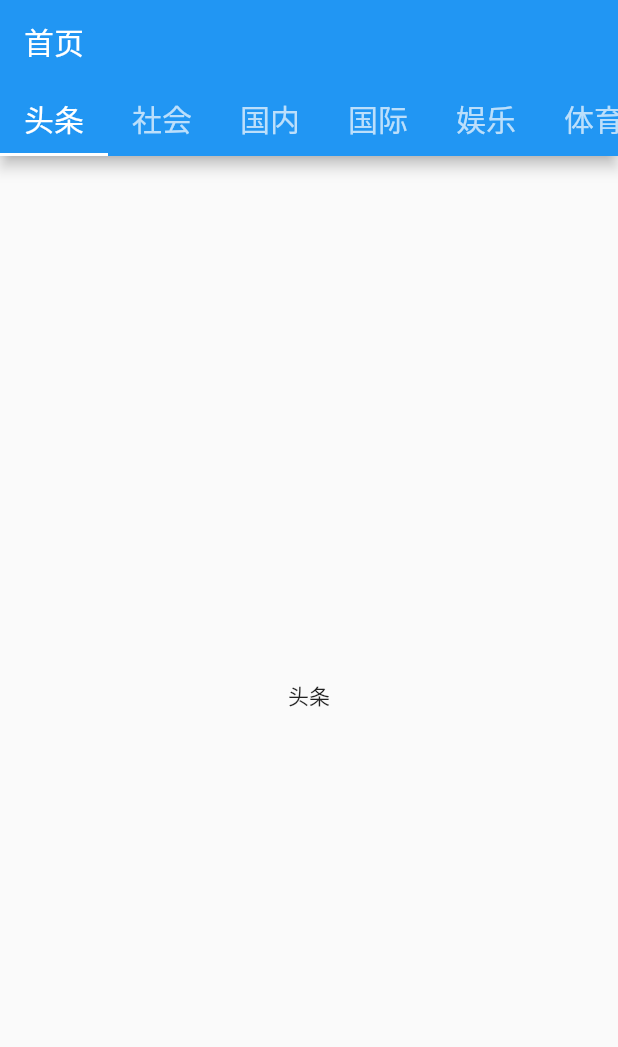
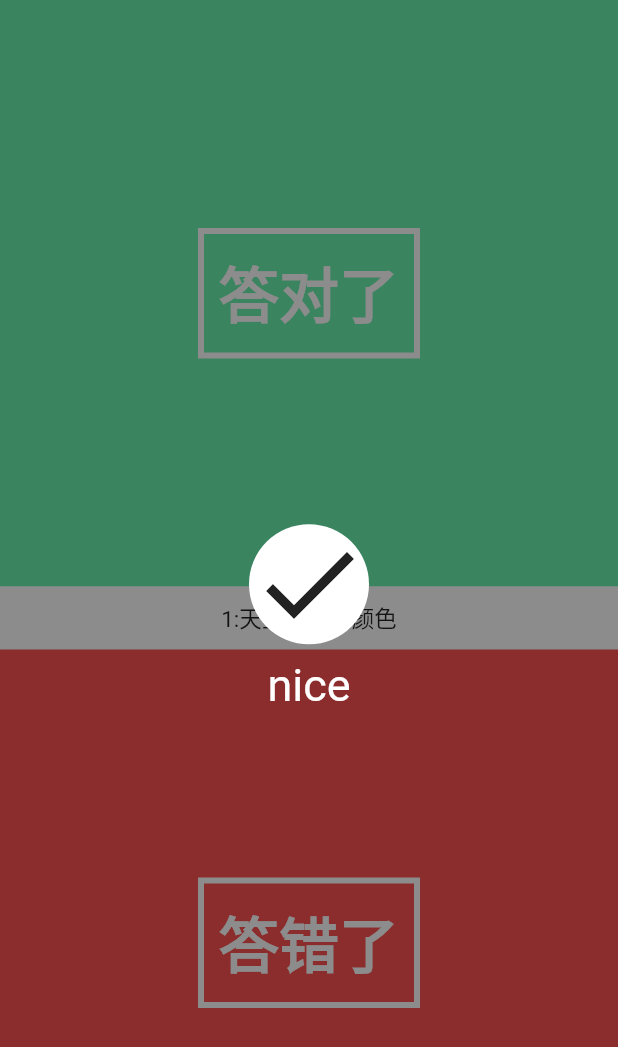
Before and after one commit to shiliangL/Flutter-Cat, a Flutter app: the screen it shows after launch, on a phone screen of 412 x 824 dp. Shown: the top 1047 px of the screen. Run offline on Flutter 3.47's test engine with Material 2 defaults, Android fonts, the phone set to English and light mode, and no system bars.

Commit message:
提交界面和一些组件逻辑

```diff
--- a/lib/main.dart
+++ b/lib/main.dart
@@ -1,7 +1,11 @@
 import 'package:flutter/material.dart';
-import 'package:flutter_cat/views/home_page.dart';
+import 'package:flutter_cat/views/landing_page.dart';
+import 'package:flutter_cat/views/quiz_page.dart';
 
-void main() => runApp(new MyApp());
+void main() => runApp(new MaterialApp(
+  // home: new LandingPage()
+  home: new QuizPage()
+));
 
 // import 'package:flutter/material.dart';
 // import 'package:flutter_cat/views/home_page.dart';
--- /dev/null
+++ b/lib/ui/answers_button.dart
@@ -0,0 +1,35 @@
+import 'package:flutter/material.dart';
+
+class AnswersButton extends StatelessWidget {
+  final bool _anwser;
+  final VoidCallback _onTap;
+  AnswersButton(this._anwser, this._onTap);
+  @override
+  Widget build(BuildContext context) {
+    return new Expanded(
+      child: new Material(
+      color: _anwser ? Colors.greenAccent : Colors.redAccent,
+      child: new InkWell(
+          onTap: () => _onTap(),
+          child: new Center(
+              child: new Container(
+                  decoration: new BoxDecoration(
+                    border: new Border.all(
+                      color:Colors.white,
+                      width: 4.0
+                    )
+                  ),
+                  padding: new EdgeInsets.all(10.0),
+                  child: new Text(_anwser ? '答对了' : '答错了',
+                      style: new TextStyle(
+                        color: Colors.white,
+                        fontSize: 40.0,
+                        fontWeight: FontWeight.bold,
+                      )
+                  )
+              )
+          )
+      ),
+    ));
+  }
+}
--- /dev/null
+++ b/lib/ui/correct_wrong_overLay.dart
@@ -0,0 +1,57 @@
+import 'dart:math';
+import 'package:flutter/material.dart';
+
+class CorrectWrongOverLay extends StatefulWidget{
+
+  final bool _isCorrect;
+  CorrectWrongOverLay(this._isCorrect);
+
+  @override
+  State<StatefulWidget> createState() {
+      // TODO: implement createState
+      return new CorrectWrongOverLayState();
+    }
+}
+
+class CorrectWrongOverLayState extends State<CorrectWrongOverLay>  with SingleTickerProviderStateMixin{
+
+  Animation<double> _iconAnimation;
+  AnimationController _iconAnimationController;
+
+  @override
+  void initState(){
+    super.initState();
+    _iconAnimationController = new AnimationController(duration: new Duration(seconds: 1),vsync: this);
+    _iconAnimation =  new CurvedAnimation(parent: _iconAnimationController, curve: Curves.easeInOut);
+    _iconAnimation.addListener(()=> this.setState((){}));
+    _iconAnimationController.forward();
+  }
+
+  @override
+  Widget build(BuildContext context){
+    return new Material(
+      color: Colors.black45,
+      child: new InkWell(
+        child: new Column(
+          mainAxisAlignment: MainAxisAlignment.center,
+          children: <Widget>[
+            new Container(
+              decoration: new BoxDecoration(
+                color:Colors.white,
+                shape: BoxShape.circle
+              ),
+              child: new Transform.rotate(
+                angle: _iconAnimation.value * 2 * pi,
+                child: new Icon(widget._isCorrect ? Icons.done: Icons.clear, size: _iconAnimation.value * 80.0,),
+              )
+            ),
+            new Padding(
+              padding: new EdgeInsets.only(bottom:10.0),
+            ),
+            new Text(widget._isCorrect ? 'nice': 'keep try',style: new TextStyle(color:Colors.white,fontSize: 30.0),)
+          ],
+        )
+      ),
+    );
+  }
+}
--- /dev/null
+++ b/lib/ui/question_text.dart
@@ -0,0 +1,44 @@
+import 'package:flutter/material.dart';
+
+class QuestionText extends StatefulWidget {
+
+  final String _question;
+  final int _questionNumber;
+  QuestionText(this._question,this._questionNumber);
+
+  @override
+  State<StatefulWidget> createState() {
+    // TODO: implement createState
+    return new QuestionTextState();
+  }
+}
+
+class QuestionTextState extends State<QuestionText> with TickerProviderStateMixin {
+
+  Animation<double> _fontSizeAnimation;
+  AnimationController _fontSizeAnimationController;
+
+  @override
+  void initState(){
+    super.initState();
+    _fontSizeAnimationController = new AnimationController(duration: new Duration(milliseconds: 600),vsync: this);
+    _fontSizeAnimation =  new CurvedAnimation(parent: _fontSizeAnimationController, curve: Curves.bounceInOut);
+    _fontSizeAnimation.addListener(()=> this.setState((){}));
+    _fontSizeAnimationController.forward();
+  }
+
+  @override
+  Widget build(BuildContext context) {
+    return new Material(
+      color: Colors.white,
+      child: new Padding(
+        padding: new EdgeInsets.symmetric(vertical: 10.0),
+        child: new Center(child: new Text(widget._questionNumber.toString() +':'+widget._question,
+          style: new TextStyle(
+            fontSize:_fontSizeAnimation.value*15
+          ),
+        )),
+      ),
+    );
+  }
+}
--- a/lib/util/app_title.dart
+++ /dev/null
@@ -1,17 +0,0 @@
-class AppTitle {
-  static const PAGE_TITLE = '首页';
-
-  static const TAB_TOP_CN = '头条';
-  static const TAB_SH_CN = '社会';
-  static const TAB_GN_CN = '国内';
-  static const TAB_GJ_CN = '国际';
-  static const TAB_YL_CN = '娱乐';
-  static const TAB_TY_CN = '体育';
-  static const TAB_JS_CN = '军事';
-  static const TAB_KJ_CN = '科技';
-  static const TAB_CJ_CN = '财经';
-  static const TAB_SS_CN = '时尚';
-  static const REFRESH = '加载失败，点击刷新';
-  static const LOADMORE = '加载更多';
-  static const NO_MORE = '没有更多';
-}
--- /dev/null
+++ b/lib/util/quesstion.dart
@@ -0,0 +1,6 @@
+class Question {
+  String question;
+  bool answer;
+
+  Question(this.answer , this.question);
+}
--- /dev/null
+++ b/lib/util/quiz.dart
@@ -0,0 +1,25 @@
+import 'package:flutter_cat/util/quesstion.dart';
+class Quiz {
+  List<Question> _questions;
+  int _currentQuestionIndex = -1;
+  int _score = 0;
+
+  Quiz(this._questions){
+    _questions.shuffle();
+  }
+
+  int get score => _score;
+  int get length => _questions.length;
+  int get questionsNumbers => _currentQuestionIndex+1;
+  List get questions => _questions;
+
+  Question get nextQuestion{
+    _currentQuestionIndex++;
+    if (_currentQuestionIndex> length) return null;
+    return _questions[_currentQuestionIndex];
+  }
+
+  void anwser( bool isCorrect){
+    if (isCorrect) _score++;
+  }
+}
--- a/lib/views/home_page.dart
+++ /dev/null
@@ -1,117 +0,0 @@
-import 'package:flutter/material.dart';
-import 'package:flutter_cat/util/app_title.dart';
-
-class MyApp extends StatelessWidget {
-  @override
-  Widget build(BuildContext context){
-    return new MaterialApp(
-      title: 'my App',
-      theme: new ThemeData(
-        primarySwatch: Colors.blue
-      ),
-      home: new HomePage(title:AppTitle.PAGE_TITLE),
-    );
-  }
-}
-
-class HomePage extends StatefulWidget {
-  HomePage({Key key, this.title}) : super(key:key);
-  final String title;
-  @override
-  _HomePageState createState()=> new _HomePageState();
-}
-
-class _HomePageState extends State<HomePage> {
-  @override
-  Widget build(BuildContext context){
-    final List<Text> tabTexts = <Text>[
-        new Text(
-          AppTitle.TAB_TOP_CN,
-          style: new TextStyle(
-              fontSize: 20.0
-          )
-      ),
-      new Text(
-          AppTitle.TAB_SH_CN,
-          style: new TextStyle(
-              fontSize: 20.0
-          )
-      ),
-      new Text(
-          AppTitle.TAB_GN_CN,
-          style: new TextStyle(
-              fontSize: 20.0
-          )
-      ),
-      new Text(
-          AppTitle.TAB_GJ_CN,
-          style: new TextStyle(
-              fontSize: 20.0
-          )
-      ),
-      new Text(
-          AppTitle.TAB_YL_CN,
-          style: new TextStyle(
-              fontSize: 20.0
-          )
-      ),
-      new Text(
-          AppTitle.TAB_TY_CN,
-          style: new TextStyle(
-              fontSize: 20.0
-          )
-      ),
-      new Text(
-          AppTitle.TAB_JS_CN,
-          style: new TextStyle(
-              fontSize: 20.0
-          )
-      ),
-      new Text(
-          AppTitle.TAB_KJ_CN,
-          style: new TextStyle(
-              fontSize: 20.0
-          )
-      ),
-      new Text(
-          AppTitle.TAB_CJ_CN,
-          style: new TextStyle(
-              fontSize: 20.0
-          )
-      ),
-      new Text(
-          AppTitle.TAB_SS_CN,
-          style: new TextStyle(
-              fontSize: 20.0
-          )
-      )
-    ];
-    final List<Tab> tabs = [];
-
-    for (var i = 0; i < tabTexts.length; i++) {
-      tabs.add( new Tab(child: tabTexts[i]) );
-    }
-    return new DefaultTabController(
-      length: tabs.length,
-      child: new Scaffold(
-        appBar: new AppBar(
-          title: new Text(
-              widget.title
-            ),
-          bottom: new TabBar(
-            isScrollable: true,
-            tabs: tabs,
-          ),
-        ),
-        body: new TabBarView(
-          children:tabTexts.map((Text tab){
-            return new Center(
-              child: new  Text(tab.data)
-            );
-          }).toList()
-        ),
-      ),
-    );
-
-  }
-}
--- /dev/null
+++ b/lib/views/landing_page.dart
@@ -0,0 +1,20 @@
+import 'package:flutter/material.dart';
+
+class LandingPage extends  StatelessWidget{
+  @override
+  Widget build(BuildContext context){
+    return new Material(
+      color: Colors.greenAccent,
+      child: new InkWell(
+        onTap: ()=> print('xxx') ,
+        child: new Column(
+          mainAxisAlignment: MainAxisAlignment.center,
+          children:<Widget>[
+            new Text('lets quizzz',style: new TextStyle(color: Colors.white,fontSize:50.0,fontWeight: FontWeight.bold)),
+            new Text('Tap to start',style: new TextStyle(color: Colors.white,fontSize:20.0,fontWeight: FontWeight.bold))
+          ]
+        )
+      ),
+    );
+  }
+}
--- a/lib/views/news_page.dart
+++ /dev/null
@@ -1,13 +0,0 @@
-import 'package:flutter/material.dart';
-
-class NewsPage extends StatefulWidget {
-  String tabName = null;
-  NewsPage({this.tabName});
-
-  @override
-  State<StatefulWidget> createState() => new _NewsPageState();
-}
-
-class _NewsPageState extends State<NewsPage> with SingleTickerProviderStateMixin {
-
-}
--- /dev/null
+++ b/lib/views/quiz_page.dart
@@ -0,0 +1,30 @@
+import 'package:flutter/material.dart';
+import 'package:flutter_cat/ui/answers_button.dart';
+import 'package:flutter_cat/ui/question_text.dart';
+import 'package:flutter_cat/ui/correct_wrong_overLay.dart';
+
+class QuizPage extends StatefulWidget {
+  @override
+  State<StatefulWidget> createState() {
+    // TODO: implement createState
+    return new QuizPageState();
+  }
+}
+
+class QuizPageState extends State<QuizPage> {
+  @override
+  Widget build(BuildContext context) {
+    return new Stack(
+      fit: StackFit.expand,
+      children: <Widget>[
+        new Column(
+          children: <Widget>[
+            new  AnswersButton(true,(){ print('对了');}),
+            new QuestionText('天空是什么颜色',1),
+            new  AnswersButton(false,(){ print('错了');}),
+        ]),
+        new CorrectWrongOverLay(true)
+      ],
+    );
+  }
+}
```
Also changed, not shown: lib/views/drawer_page.dart (deleted).
